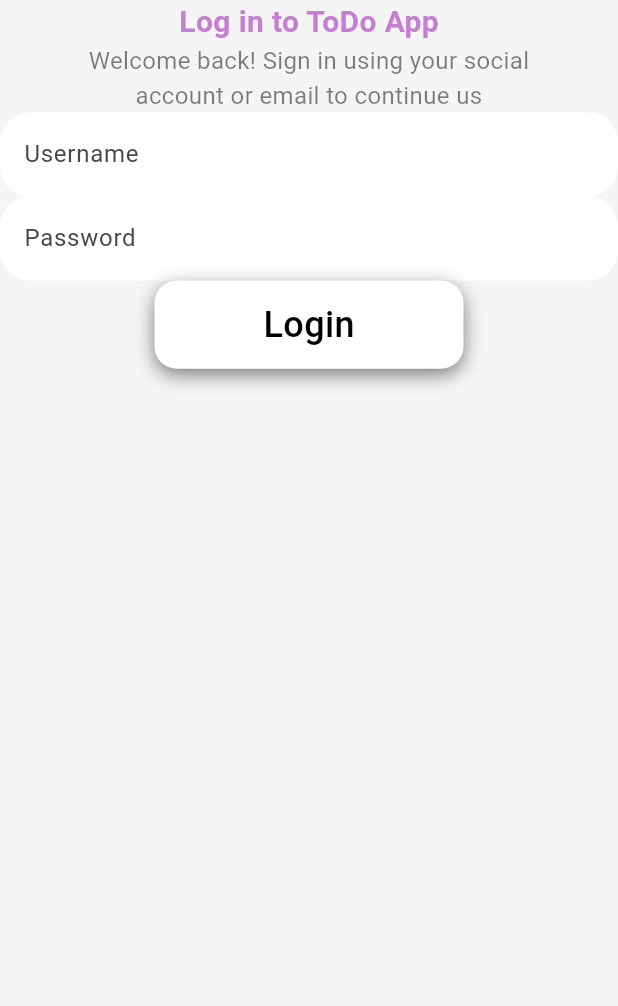
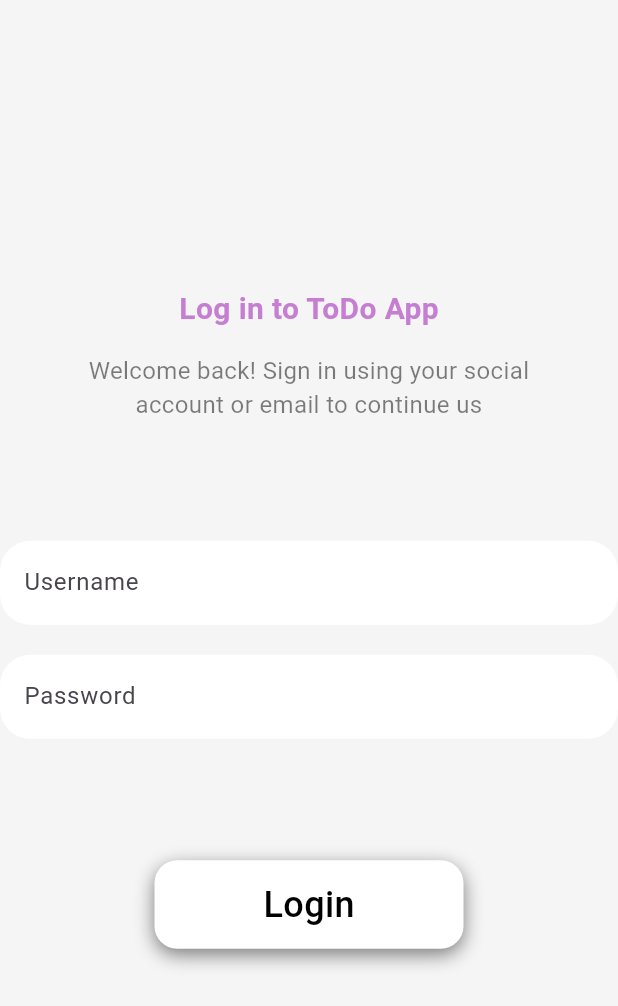
Before and after one commit to JohnKameel/newTodo, a Flutter app: the screen it shows after launch, after a tap on "Start", on a phone screen of 412 x 824 dp. Shown: the top 1006 px of the screen. Run offline on Flutter 3.47's test engine with Material 3 defaults, Android fonts, the phone set to English and light mode, and no system bars; our stand-ins replace lottie, shared_preferences.

Commit message:
login screen done

```diff
--- a/lib/screens/login_screen.dart
+++ b/lib/screens/login_screen.dart
@@ -3,20 +3,25 @@ import 'package:shared_preference/screens/home_screen.dart';
 import '../core/shared_pref_helper.dart';
 import '../widgets/custom_text_form_field.dart';
 
-class LoginScreen extends StatelessWidget {
+class LoginScreen extends StatefulWidget {
   const LoginScreen({super.key});
 
   @override
-  Widget build(BuildContext context) {
-    Size size = MediaQuery.of(context).size;
+  State<LoginScreen> createState() => _LoginScreenState();
+}
+
+class _LoginScreenState extends State<LoginScreen> {
   final TextEditingController usernameController = TextEditingController();
   final TextEditingController passwordController = TextEditingController();
   final _formKey = GlobalKey<FormState>();
-
+  @override
+  Widget build(BuildContext context) {
+    Size size = MediaQuery.of(context).size;
     return Scaffold(
       resizeToAvoidBottomInset: true,
       backgroundColor: const Color(0xffF5F5F5),
       body: SafeArea(
+        child: Center(
           child: Form(
             key: _formKey,
             child: Column(
@@ -30,6 +35,7 @@ class LoginScreen extends StatelessWidget {
                       fontWeight: FontWeight.bold,
                   ),
                 ),
+                const SizedBox(height: 15,),
                 const Opacity(
                   opacity: 0.5,
                   child: Text(
@@ -43,6 +49,7 @@ class LoginScreen extends StatelessWidget {
                     textAlign: TextAlign.center,
                   ),
                 ),
+                const SizedBox(height: 79,),
                 CustomTextFormField(
                   hintText: 'Username',
                   controller: usernameController,
@@ -53,6 +60,7 @@ class LoginScreen extends StatelessWidget {
                     return null;
                   },
                 ),
+                const SizedBox(height: 20,),
                 CustomTextFormField(
                   hintText: 'Password',
                   isPassword: true,
@@ -66,6 +74,7 @@ class LoginScreen extends StatelessWidget {
                     return null;
                   },
                 ),
+                const SizedBox(height: 81,),
                 InkWell(
                   highlightColor: Colors.white,
                   splashColor: Colors.white,
@@ -111,6 +120,7 @@ class LoginScreen extends StatelessWidget {
             ),
           ),
         ),
+      ),
     );
   }
 }
```
Lines whose indentation alone changed are shown as unchanged.
